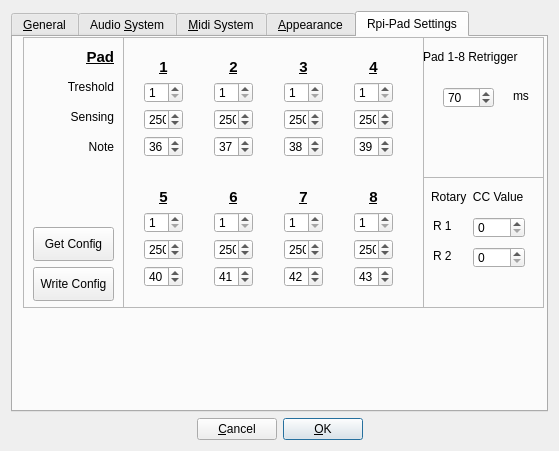
The window that src/gui/src/UI/PreferencesDialog_UI.ui (wolkstein/hydrogen) describes before a commit, drawn with Qt 5.
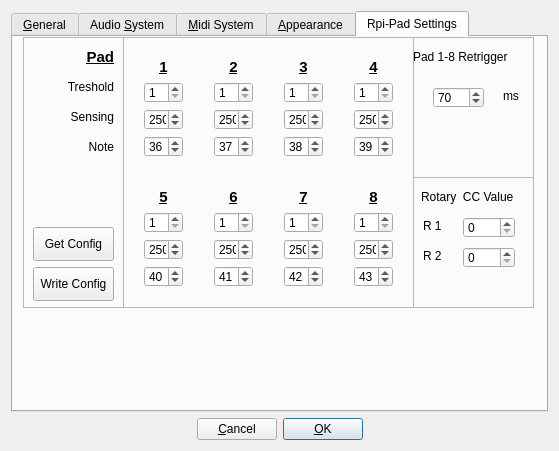
The same window after the commit. The open tabs and pages were chosen to show the change. Custom widgets are drawn as their Qt base class.

Diff of the .ui file:
```diff
--- a/src/gui/src/UI/PreferencesDialog_UI.ui
+++ b/src/gui/src/UI/PreferencesDialog_UI.ui
@@ -948,7 +948,7 @@
       <widget class="QFrame" name="frame">
        <property name="geometry">
         <rect>
-         <x>410</x>
+         <x>400</x>
          <y>0</y>
          <width>121</width>
          <height>141</height>
@@ -1011,7 +1011,7 @@
         <rect>
          <x>110</x>
          <y>0</y>
-         <width>301</width>
+         <width>291</width>
          <height>271</height>
         </rect>
        </property>
@@ -1679,7 +1679,7 @@
       <widget class="QFrame" name="frame_4">
        <property name="geometry">
         <rect>
-         <x>410</x>
+         <x>400</x>
          <y>140</y>
          <width>121</width>
          <height>131</height>
```
Left out of the diff: 5 changed lines with no effect on the pictures.
